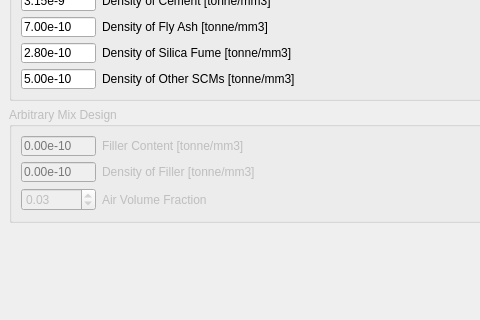
Before: the Qt Designer form freecad/chronoWorkbench/gui/ui/LDPM_CSL_mixDesign.ui in Concrete-Chrono-Development/chrono-preprocessor, drawn with Qt 5; both pictures show x 0 to 480 and y 235 to 555 of the 682 by 737 pixel window.
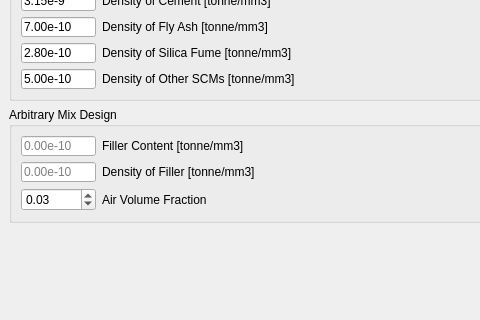
After: the same form once the commit is applied.

```diff
--- a/freecad/chronoWorkbench/gui/ui/LDPM_CSL_mixDesign.ui
+++ b/freecad/chronoWorkbench/gui/ui/LDPM_CSL_mixDesign.ui
@@ -441,7 +441,7 @@
     <item row="1" column="0">
      <widget class="QGroupBox" name="groupBox_2">
       <property name="enabled">
-       <bool>false</bool>
+       <bool>true</bool>
       </property>
       <property name="title">
        <string>Arbitrary Mix Design</string>
@@ -517,6 +517,9 @@
         <layout class="QHBoxLayout" name="horizontalLayout_5">
          <item>
           <widget class="QDoubleSpinBox" name="airFracArb">
+           <property name="enabled">
+            <bool>true</bool>
+           </property>
            <property name="sizePolicy">
             <sizepolicy hsizetype="Fixed" vsizetype="Fixed">
              <horstretch>0</horstretch>
```
Left out of the diff: 3 changed lines with no effect on the pictures.
